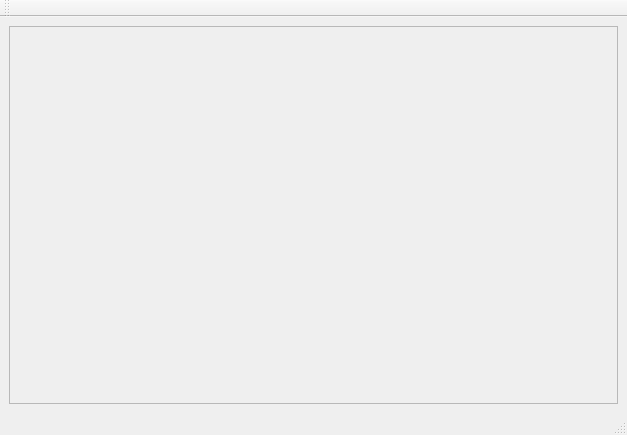
This is mainwindow.ui in g-sherman/Script-Runner as Qt 5 draws it before an edit. The edited form follows.
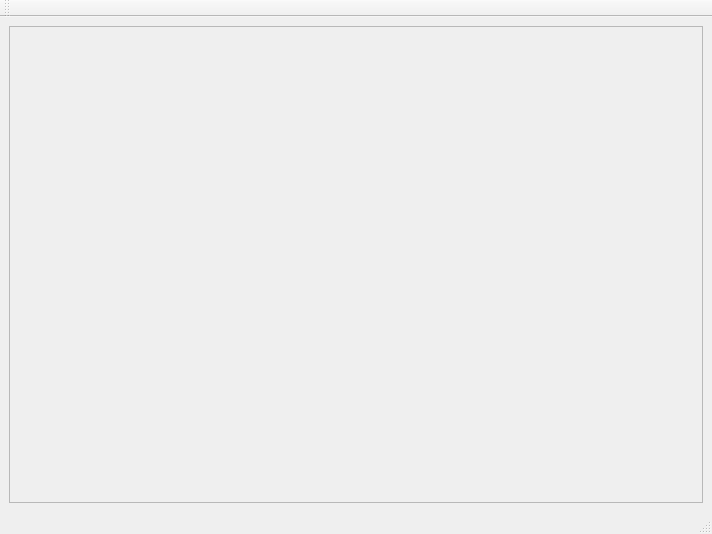
This is the edited form.

Commit message: Added help tab and help text; changed size of main window to make it a bit larger

Patch:
```diff
--- a/mainwindow.ui
+++ b/mainwindow.ui
@@ -6,8 +6,8 @@
    <rect>
     <x>0</x>
     <y>0</y>
-    <width>627</width>
-    <height>435</height>
+    <width>712</width>
+    <height>534</height>
    </rect>
   </property>
   <property name="windowTitle">
```
Left out of the diff: 2 changed lines with no effect on the pictures. The commit also changes 6 other files.
